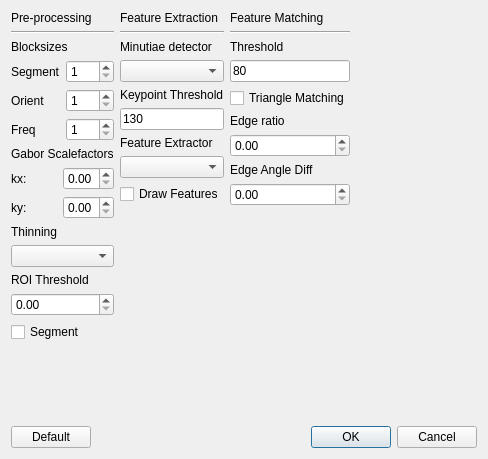
nlandau91/Proyecto-Final, file Proyecto-Final/configdialog.ui: the form before one commit.
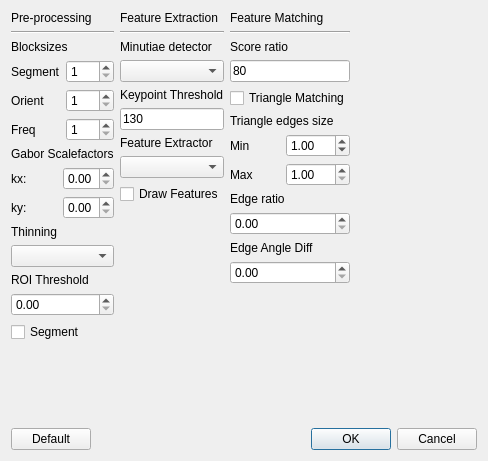
The form after the commit.

The edit to the form file:
```diff
--- a/Proyecto-Final/configdialog.ui
+++ b/Proyecto-Final/configdialog.ui
@@ -7,7 +7,7 @@
     <x>0</x>
     <y>0</y>
     <width>488</width>
-    <height>459</height>
+    <height>461</height>
    </rect>
   </property>
   <property name="windowTitle">
@@ -319,7 +319,7 @@
        <item>
         <widget class="QLabel" name="label_5">
          <property name="text">
-          <string>Threshold</string>
+          <string>Score ratio</string>
          </property>
         </widget>
        </item>
@@ -343,6 +343,58 @@
          </property>
         </widget>
        </item>
+       <item>
+        <widget class="QLabel" name="label_19">
+         <property name="text">
+          <string>Triangle edges size</string>
+         </property>
+        </widget>
+       </item>
+       <item>
+        <layout class="QHBoxLayout" name="horizontalLayout_8">
+         <item>
+          <widget class="QLabel" name="label_20">
+           <property name="text">
+            <string>Min</string>
+           </property>
+          </widget>
+         </item>
+         <item>
+          <widget class="QDoubleSpinBox" name="doubleSpinBox_minEdge">
+           <property name="minimum">
+            <double>0.000000000000000</double>
+           </property>
+           <property name="maximum">
+            <double>999.000000000000000</double>
+           </property>
+           <property name="value">
+            <double>1.000000000000000</double>
+           </property>
+          </widget>
+         </item>
+        </layout>
+       </item>
+       <item>
+        <layout class="QHBoxLayout" name="horizontalLayout_9">
+         <item>
+          <widget class="QLabel" name="label_21">
+           <property name="text">
+            <string>Max</string>
+           </property>
+          </widget>
+         </item>
+         <item>
+          <widget class="QDoubleSpinBox" name="doubleSpinBox_maxEdge">
+           <property name="minimum">
+            <double>1.000000000000000</double>
+           </property>
+           <property name="maximum">
+            <double>999.990000000000009</double>
+           </property>
+          </widget>
+         </item>
+        </layout>
+       </item>
        <item>
         <widget class="QLabel" name="label_12">
          <property name="text">
```
